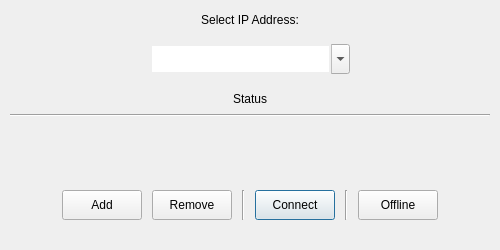
Qt form Applications/relax2/ui/connDialog.ui (OpenMRI/ocra) before a commit.
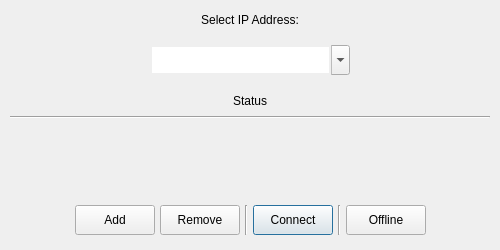
The same form after that commit.

What changed in the file:
```diff
--- a/Applications/relax2/ui/connDialog.ui
+++ b/Applications/relax2/ui/connDialog.ui
@@ -270,19 +270,19 @@
    <item>
     <layout class="QHBoxLayout" name="horizontalLayout_3">
      <property name="spacing">
-      <number>10</number>
+      <number>5</number>
      </property>
      <property name="leftMargin">
-      <number>0</number>
+      <number>5</number>
      </property>
      <property name="topMargin">
-      <number>10</number>
+      <number>5</number>
      </property>
      <property name="rightMargin">
-      <number>0</number>
+      <number>5</number>
      </property>
      <property name="bottomMargin">
-      <number>20</number>
+      <number>5</number>
      </property>
      <item>
       <spacer name="horizontalSpacer_3">
```
